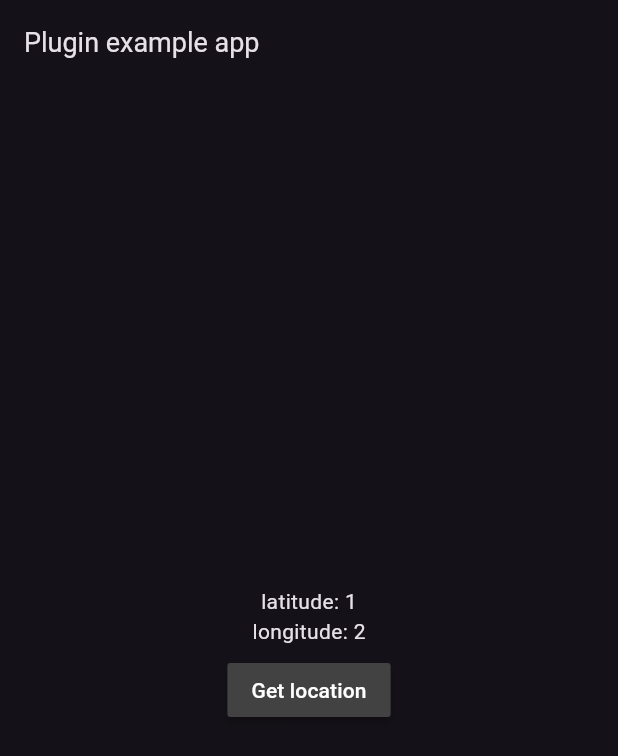
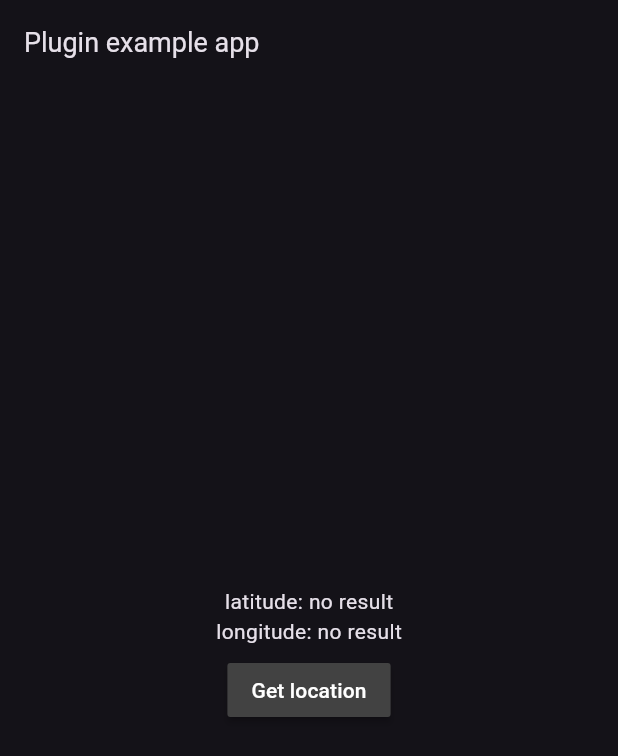
Before and after one commit to savinkopav/flutter_geolocation_provider, a Flutter app: the screen it shows after launch, after a tap on "Get location", on a phone screen of 412 x 824 dp. Shown: the top 756 px of the screen. Run offline on Flutter 3.47's test engine with Material 2 defaults, Android fonts, the phone set to English and light mode, and no system bars; Roboto replaces fonts that are missing (Georgia, Hind).

```diff
--- a/example/lib/main.dart
+++ b/example/lib/main.dart
@@ -69,7 +69,7 @@ class _MyAppState extends State<MyApp> {
         } else if (e.message != null && e.message!.contains("LocationProviderDenied")) {
           await _showInfoDialog(context, "GPS provider unavailable", "Please check your gps service");
         } else if (e.message != null && e.message!.contains("NetworkProviderDenied")) {
-          await _showInfoDialog(context, "Network provider unavailable", "Please check your network connection");
+          await _showInfoDialog(context, "Network provider unavailable", "Please check your gps service and network connection");
         }
       }
       location = Location();
@@ -78,8 +78,8 @@ class _MyAppState extends State<MyApp> {
     if (!mounted) return;
 
     setState(() {
-      _latitude = location.latitude?.toString() ?? '1';
-      _longitude = location.longitude?.toString() ?? '2';
+      _latitude = location.latitude?.toString() ?? 'no result';
+      _longitude = location.longitude?.toString() ?? 'no result';
     });
   }
 
```
Also changed, not shown: 1 other file.
